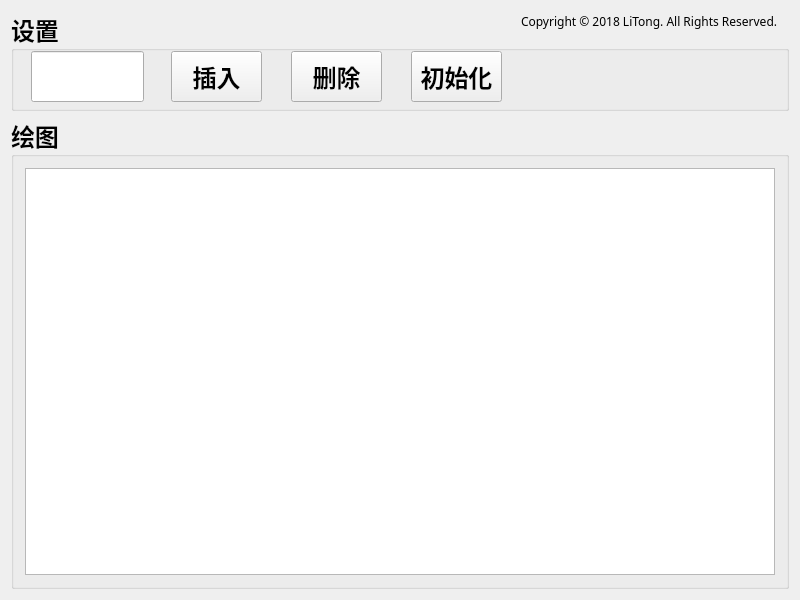
Old version of the form redBlackTreeGui/redBlackTreeGui.ui in the repository King-Hell/DSE.
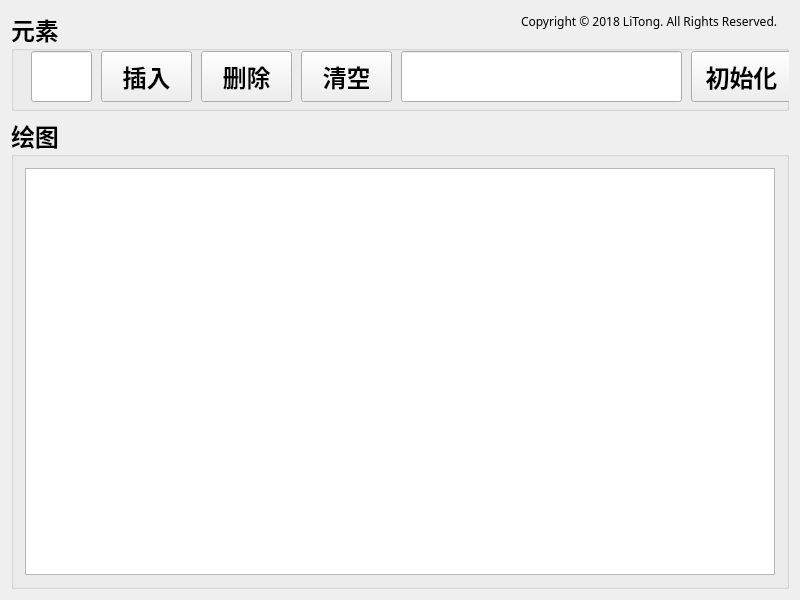
New version of the form.

What changed in the file:
```diff
--- a/redBlackTreeGui/redBlackTreeGui.ui
+++ b/redBlackTreeGui/redBlackTreeGui.ui
@@ -56,12 +56,12 @@
        </font>
       </property>
       <property name="title">
-       <string>设置</string>
+       <string>元素</string>
       </property>
       <widget class="QPushButton" name="buttonInsert">
        <property name="geometry">
         <rect>
-         <x>160</x>
+         <x>90</x>
          <y>40</y>
          <width>91</width>
          <height>51</height>
@@ -80,7 +80,7 @@
       <widget class="QPushButton" name="buttonDelete">
        <property name="geometry">
         <rect>
-         <x>280</x>
+         <x>190</x>
          <y>40</y>
          <width>91</width>
          <height>51</height>
@@ -99,7 +99,7 @@
       <widget class="QPushButton" name="buttonInitialize">
        <property name="geometry">
         <rect>
-         <x>400</x>
+         <x>290</x>
          <y>40</y>
          <width>91</width>
          <height>51</height>
@@ -112,7 +112,7 @@
         </sizepolicy>
        </property>
        <property name="text">
-        <string>初始化</string>
+        <string>清空</string>
        </property>
       </widget>
       <widget class="QLineEdit" name="lineEdit">
@@ -120,7 +120,7 @@
         <rect>
          <x>20</x>
          <y>40</y>
-         <width>113</width>
+         <width>61</width>
          <height>51</height>
         </rect>
        </property>
@@ -163,6 +163,29 @@
         <number>0</number>
        </property>
       </widget>
+      <widget class="QLineEdit" name="lineEdit2">
+       <property name="geometry">
+        <rect>
+         <x>390</x>
+         <y>40</y>
+         <width>281</width>
+         <height>51</height>
+        </rect>
+       </property>
+      </widget>
+      <widget class="QPushButton" name="allButton">
+       <property name="geometry">
+        <rect>
+         <x>680</x>
+         <y>40</y>
+         <width>101</width>
+         <height>51</height>
+        </rect>
+       </property>
+       <property name="text">
+        <string>初始化</string>
+       </property>
+      </widget>
      </widget>
     </item>
     <item>
```
Left out of the diff: 29 changed lines with no effect on the pictures.
